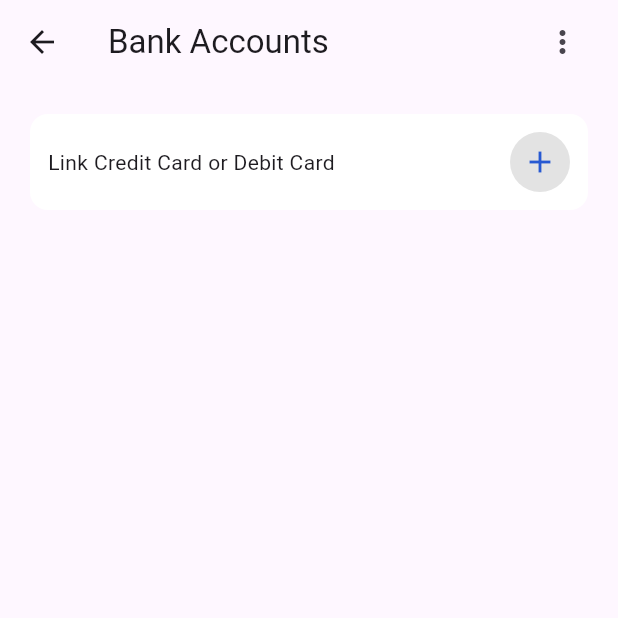
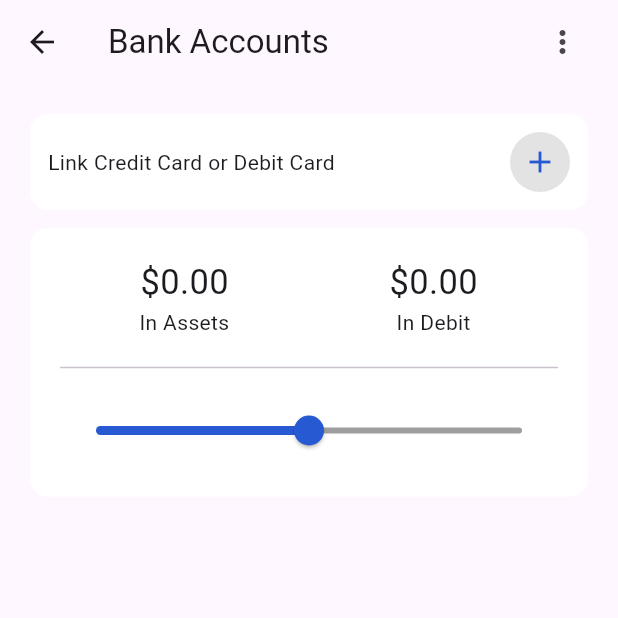
Before and after one commit to mazzlaxaani/RemPro, a Flutter app: the BankAccount screen opened directly, on a phone screen of 412 x 824 dp, the top half of it. Run offline on Flutter 3.47's test engine with Material 3 defaults, Android fonts, the phone set to English and light mode, and no system bars; our stand-ins replace flutter_svg, gap; missing offline and left inert: volume_controller.

Commit message:
initial commit
new projuct upload github

```diff
--- a/lib/Analytics.dart
+++ b/lib/Analytics.dart
@@ -30,7 +30,6 @@ class _AnalyticsPageState extends State<AnalyticsPage> {
         child: Column(
           children: [
             Container(
-
               decoration: BoxDecoration(
                 borderRadius: BorderRadius.circular(12),
                 color: Colors.black.withOpacity(0.05),
@@ -43,7 +42,6 @@ class _AnalyticsPageState extends State<AnalyticsPage> {
                       Expanded(child: Container(
 
                         child: Column(
-                          crossAxisAlignment: CrossAxisAlignment.start,
                           mainAxisAlignment: MainAxisAlignment.center,
                           children: [
                             Text('Total Spend', style: TextStyle(fontSize: 23),),
--- a/lib/Bank Accounts.dart
+++ b/lib/Bank Accounts.dart
@@ -1,10 +1,19 @@
 import 'package:flutter/material.dart';
 import 'package:rempro/contant/theme.dart';
 import 'package:gap/gap.dart';
+import 'package:volume_controller/volume_controller.dart';
 
-class BankAccount extends StatelessWidget {
+
+class BankAccount extends StatefulWidget {
   const BankAccount({super.key});
 
+
+  @override
+  State<BankAccount> createState() => _BankAccountState();
+}
+double _volume = 0.5;
+
+class _BankAccountState extends State<BankAccount> {
   @override
   Widget build(BuildContext context) {
     return Scaffold(
@@ -47,7 +56,71 @@ class BankAccount extends StatelessWidget {
                 ],
               ),
             ),
-            Gap(12)
+            Gap(12),
+            Container(
+              decoration: BoxDecoration(
+                borderRadius: BorderRadius.circular(12),
+                color: Ckwhite,
+              ),
+              padding: const EdgeInsets.all(20.0),
+              child: Column(
+                  children: [
+                    Row(
+                      children: [
+                        Expanded(child: Container(
+                          child: Column(
+                            mainAxisAlignment: MainAxisAlignment.center,
+                            children: [
+                              Text('\$0.00', style: TextStyle(fontSize: 23),),
+                              Text('In Assets', textAlign: TextAlign.center,)
+                            ],
+                          ),
+                        ),
+                        ),
+
+                        Expanded(
+                          child: Container(
+                            child: Column(
+                              children: [
+                                Text('\$0.00',style: TextStyle(fontSize: 23),),
+                                Text('In Debit'),
+                              ],
+                            ),
+                          ),
+                        ),
+
+                      ],
+                    ),
+                    Gap(12),
+                    Divider(),
+                    Gap(10.0),
+                    Container(
+                      child: Row(
+                        children: [
+                          Expanded(
+                            child: SliderTheme(
+                              data: SliderThemeData(
+                                activeTrackColor: Cprimarycolor, // Color of the active track
+                                inactiveTrackColor: Colors.grey, // Color of the inactive track
+                                thumbColor: Cprimarycolor, // Color of the thumb
+                              ),
+                              child: Slider(
+                                value: _volume,
+                                onChanged: (value) async {
+                                  setState(() {
+                                    _volume = value;
+                                  });
+                                  //await VolumeController.setVolume(value);
+                                },
+                              ),
+                            )
+                          )
+                        ],
+                      ),
+                    ),
+                  ]
+              ),
+            )
           ],
         ),
       ),
--- a/pubspec.yaml
+++ b/pubspec.yaml
@@ -43,6 +43,7 @@ dev_dependencies:
   gap: ^3.0.1
   flutter_staggered_grid_view: ^0.7.0
   google_fonts: ^2.1.0
+  volume_controller: ^2.0.7
 
 
   # The "flutter_lints" package below contains a set of recommended lints to
```
Also changed, not shown: pubspec.lock. Lines whose indentation alone changed are shown as unchanged.
